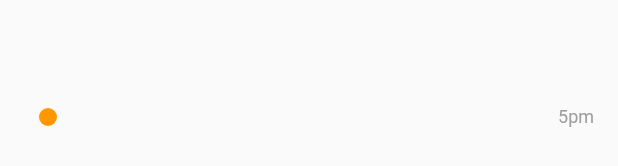
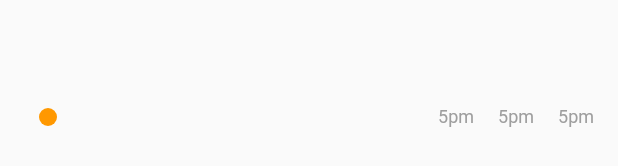
Before and after one commit to HeathWang/flutterStudy, a Flutter app: the TaskRow widget shown alone on an empty page, opened directly with sample values from the repository, on a phone screen of 412 x 824 dp. Shown: the part 501-667 px from the top of the screen. Run offline on Flutter 3.47's test engine with Material 2 defaults, Android fonts, the phone set to English and light mode, and no system bars; our stand-ins replace cached_network_image, shared_preferences, transparent_image; accounts and stored records are empty.

Commit message:
Update task_row.dart
edit

```diff
--- a/project/advance_demo/lib/task_row.dart
+++ b/project/advance_demo/lib/task_row.dart
@@ -42,6 +42,16 @@ class TaskRow extends StatelessWidget {
                 child: Text(task.time,
                   style: TextStyle(fontSize: 12.0, color: Colors.grey),),
               ),
+              Padding(
+                padding: EdgeInsets.only(right: 16.0),
+                child: Text(task.time,
+                  style: TextStyle(fontSize: 12.0, color: Colors.grey),),
+              ),
+              Padding(
+                padding: EdgeInsets.only(right: 16.0),
+                child: Text(task.time,
+                  style: TextStyle(fontSize: 12.0, color: Colors.grey),),
+              ),
             ],
           ),
         ),
```
